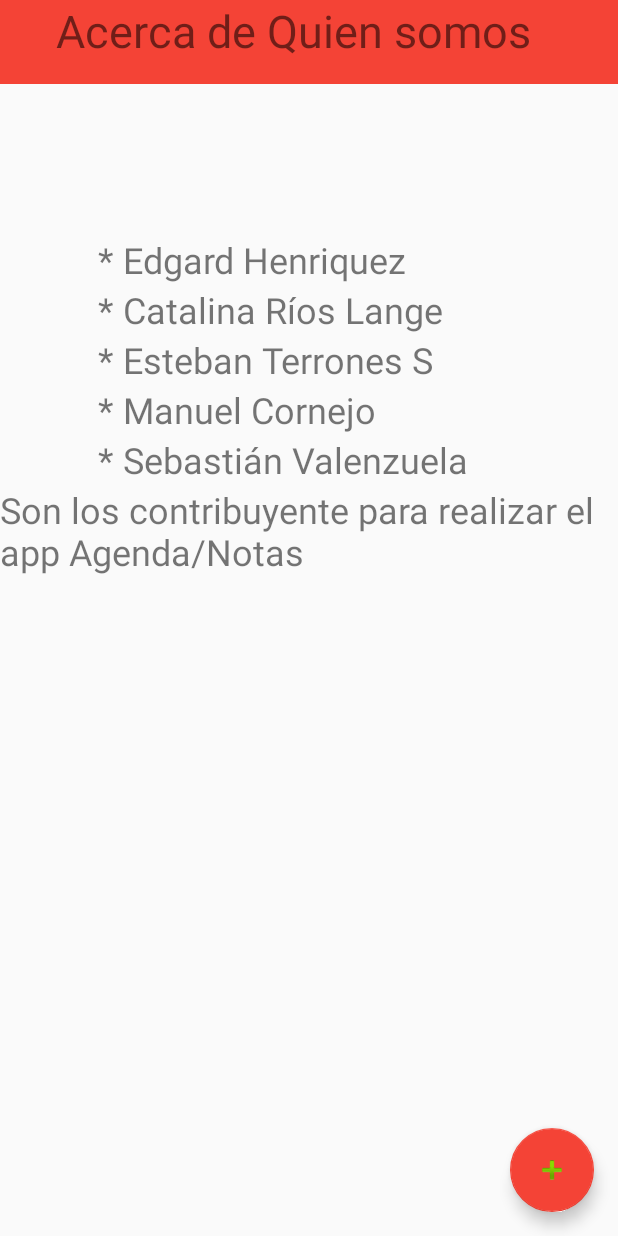
After one commit to Beginning0/Notes, an Android app: the layout activity_acerca_de.xml on its own in the app's theme, with its tools: preview values and no code run, on a phone screen of 412 x 824 dp. The commit adds this screen. Run offline under Robolectric (Android 15) with nearby library versions, the phone set to English and light mode, and no system bars.

Commit message:
acerda de

```diff
--- /dev/null
+++ b/app/src/main/res/layout/activity_acerca_de.xml
@@ -0,0 +1,110 @@
+<?xml version="1.0" encoding="utf-8"?>
+<android.support.design.widget.CoordinatorLayout xmlns:android="http://schemas.android.com/apk/res/android"
+    xmlns:app="http://schemas.android.com/apk/res-auto"
+    xmlns:tools="http://schemas.android.com/tools"
+    android:layout_width="match_parent"
+    android:layout_height="match_parent"
+    tools:context=".HomeScreen">
+
+    <android.support.design.widget.AppBarLayout
+        android:id="@+id/appBarLayout"
+        android:layout_width="match_parent"
+        android:layout_height="wrap_content"
+        android:theme="@style/AppTheme.AppBarOverlay">
+
+    </android.support.design.widget.AppBarLayout>
+
+
+    <android.support.design.widget.FloatingActionButton
+        android:id="@+id/atras"
+        android:layout_width="wrap_content"
+        android:layout_height="wrap_content"
+        android:layout_gravity="bottom|end"
+        android:layout_margin="@dimen/fab_margin"
+        app:srcCompat="@android:drawable/ic_input_add" />
+
+
+
+
+
+    <android.support.v7.widget.Toolbar
+        android:id="@+id/toolbar"
+        android:layout_width="match_parent"
+        android:layout_height="?attr/actionBarSize"
+        android:background="?attr/colorPrimary"
+        android:minHeight="@dimen/fab_margin"
+        app:popupTheme="@style/AppTheme.PopupOverlay" />
+
+    <TextView
+        android:id="@+id/textView3"
+        android:layout_width="match_parent"
+        android:layout_height="126dp"
+        android:visibility="visible"
+        app:layout_anchor="@+id/textView3"
+        app:layout_anchorGravity="end|bottom"
+        tools:visibility="visible" />
+
+    <TextView
+        android:id="@+id/textView4"
+        android:layout_width="281dp"
+        android:layout_height="66dp"
+        android:text="* Edgard Henriquez "
+        android:textSize="24sp"
+        app:layout_anchor="@+id/textView3"
+        app:layout_anchorGravity="bottom|center" />
+
+    <TextView
+        android:id="@+id/textView5"
+        android:layout_width="281dp"
+        android:layout_height="66dp"
+        android:text="* Catalina Ríos Lange"
+        android:textSize="24sp"
+        app:layout_anchor="@+id/textView4"
+        app:layout_anchorGravity="bottom|center" />
+
+    <TextView
+        android:id="@+id/textView6"
+        android:layout_width="337dp"
+        android:layout_height="66dp"
+        android:text="Acerca de Quien somos"
+        android:textSize="30sp"
+        app:layout_anchor="@+id/appBarLayout"
+        app:layout_anchorGravity="top|center" />
+
+    <TextView
+        android:id="@+id/textView7"
+        android:layout_width="281dp"
+        android:layout_height="66dp"
+        android:text="* Esteban Terrones S"
+        android:textSize="24sp"
+        app:layout_anchor="@+id/textView5"
+        app:layout_anchorGravity="bottom|center" />
+
+    <TextView
+        android:id="@+id/textView8"
+        android:layout_width="281dp"
+        android:layout_height="66dp"
+        android:text="* Manuel Cornejo"
+        android:textSize="24sp"
+        app:layout_anchor="@+id/textView7"
+        app:layout_anchorGravity="bottom|center" />
+
+    <TextView
+        android:id="@+id/textView9"
+        android:layout_width="281dp"
+        android:layout_height="66dp"
+        android:text="* Sebastián Valenzuela"
+        android:textSize="24sp"
+        app:layout_anchor="@+id/textView8"
+        app:layout_anchorGravity="bottom|center" />
+
+    <TextView
+        android:id="@+id/textView10"
+        android:layout_width="wrap_content"
+        android:layout_height="66dp"
+        android:text="Son los contribuyente para realizar el app Agenda/Notas"
+        android:textSize="24sp"
+        app:layout_anchor="@+id/textView9"
+        app:layout_anchorGravity="bottom|center" />
+
+</android.support.design.widget.CoordinatorLayout>
```
Also changed, not shown: app/src/main/res/layout/content_home_screen.xml (line endings or trailing spaces).
